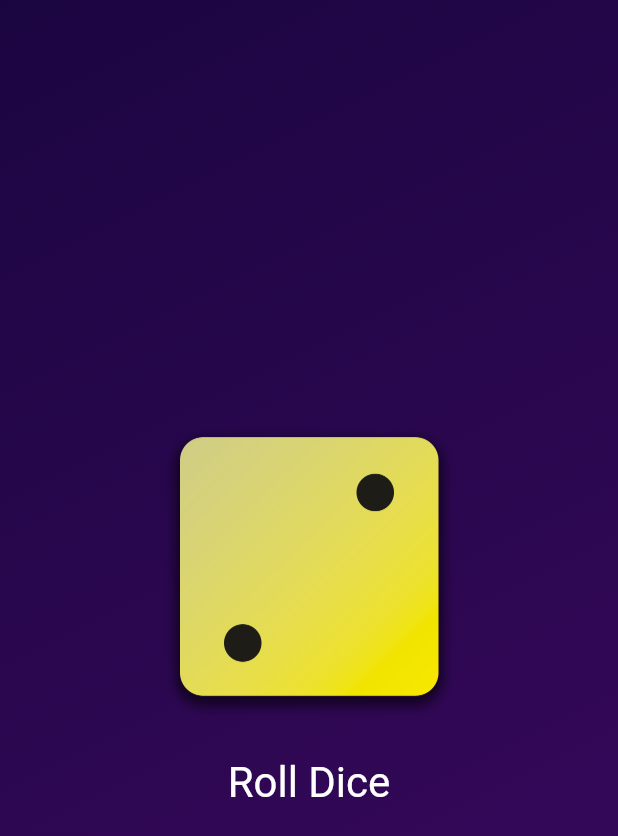
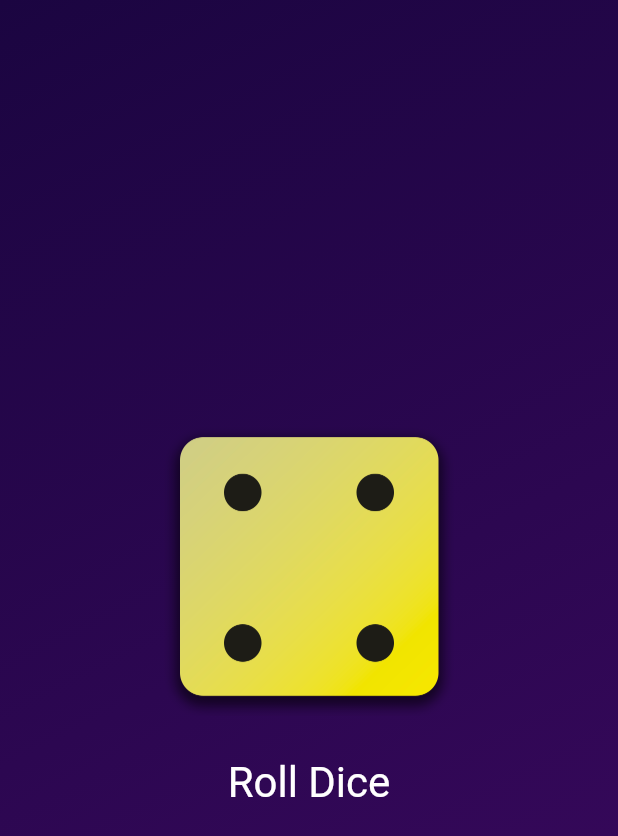
Before and after one commit to JoshuaScherer1996/dices, a Flutter app: the screen it shows after launch, after a tap on "Roll Dice", on a phone screen of 412 x 824 dp. Shown: the top 836 px of the screen. Run offline on Flutter 3.47's test engine with Material 2 defaults, Android fonts, the phone set to English and light mode, and no system bars.

Commit message:
created a stateful widget to dynamically adjust the dice on screen and get better structure into my app

```diff
--- /dev/null
+++ b/lib/dice_roller.dart
@@ -0,0 +1,47 @@
+import 'package:flutter/material.dart';
+
+class DiceRoller extends StatefulWidget {
+  const DiceRoller({super.key});
+
+  @override
+  State<StatefulWidget> createState() {
+    return _DiceRollerState();
+  }
+}
+
+class _DiceRollerState extends State<DiceRoller> {
+  var activeDiceImage = 'assets/images/dice-2.png';
+
+  void rollDice() {
+    setState(() {
+      activeDiceImage = 'assets/images/dice-4.png';
+    });
+  }
+
+  @override
+  Widget build(context) {
+    return Column(
+      mainAxisSize: MainAxisSize.min,
+      children: [
+        Image.asset(
+          activeDiceImage,
+          width: 200,
+        ),
+        const SizedBox(
+          height: 20,
+        ),
+        TextButton(
+          onPressed: rollDice,
+          style: TextButton.styleFrom(
+            //padding: const EdgeInsets.only(top: 20),
+            foregroundColor: Colors.white,
+            textStyle: const TextStyle(
+              fontSize: 28,
+            ),
+          ),
+          child: const Text('Roll Dice'),
+        )
+      ],
+    );
+  }
+}
--- a/lib/gradiant_container.dart
+++ b/lib/gradiant_container.dart
@@ -1,3 +1,4 @@
+import 'package:dices/dice_roller.dart';
 import 'package:flutter/material.dart';
 
 const startAlignment = Alignment.topLeft;
@@ -10,8 +11,6 @@ class GradientContainer extends StatelessWidget {
   final Color colorA;
   final Color colorB;
 
-  void rollDice() {}
-
   @override
   Widget build(context) {
     return Container(
@@ -22,30 +21,9 @@ class GradientContainer extends StatelessWidget {
           end: endAlignment,
         ),
       ),
-      child: Center(
-          child: Column(
-        mainAxisSize: MainAxisSize.min,
-        children: [
-          Image.asset(
-            'assets/images/dice-2.png',
-            width: 200,
-          ),
-          const SizedBox(
-            height: 20,
-          ),
-          TextButton(
-            onPressed: rollDice,
-            style: TextButton.styleFrom(
-              //padding: const EdgeInsets.only(top: 20),
-              foregroundColor: Colors.white,
-              textStyle: const TextStyle(
-                fontSize: 28,
-              ),
-            ),
-            child: const Text('Roll Dice'),
-          )
-        ],
-      )),
+      child: const Center(
+        child: DiceRoller(),
+      ),
     );
   }
 }
--- a/lib/main.dart
+++ b/lib/main.dart
@@ -6,7 +6,9 @@ void main() {
     const MaterialApp(
       home: Scaffold(
         body: GradientContainer(
-            Color.fromARGB(255, 27, 5, 65), Color.fromARGB(255, 61, 9, 97)),
+          Color.fromARGB(255, 27, 5, 65),
+          Color.fromARGB(255, 61, 9, 97),
+        ),
       ),
     ),
   );
```
